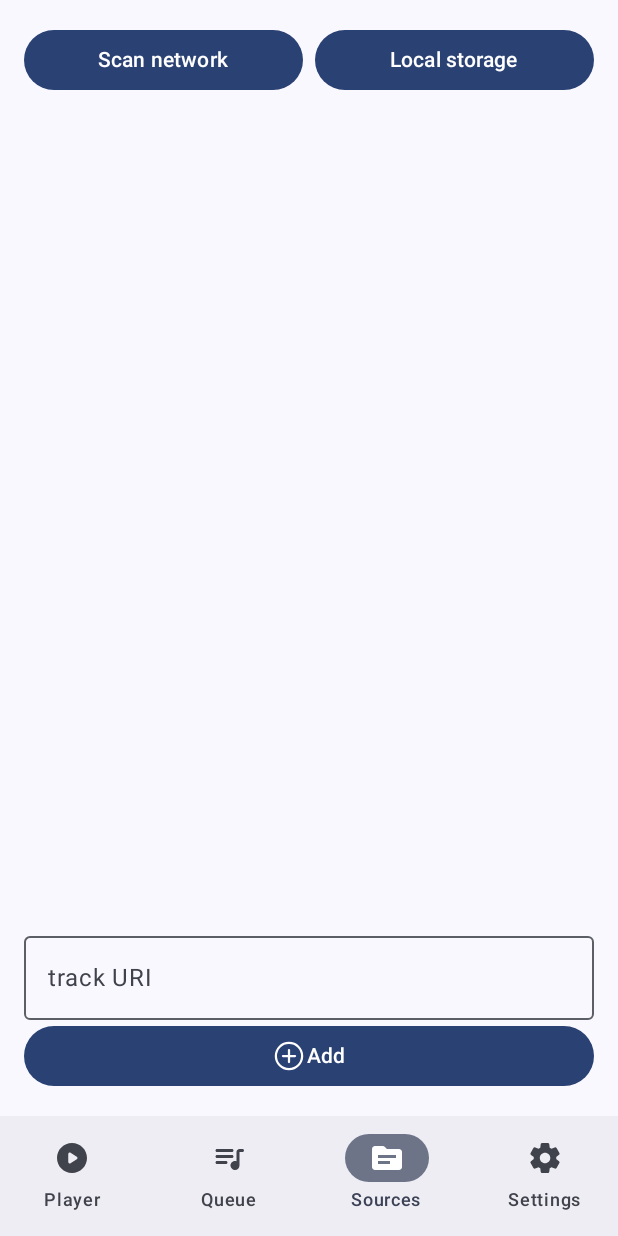
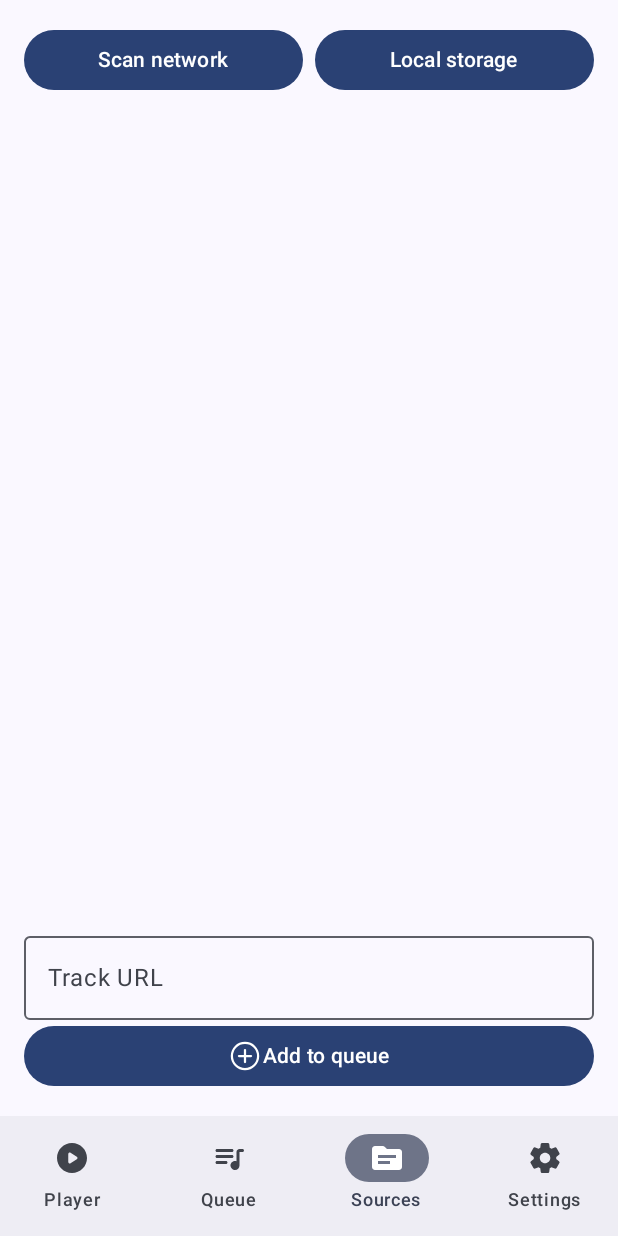
Before and after one commit to BrickerFixer/Turnable, an Android app built with Jetpack Compose: the composable Main shown on its own in the app's theme, item 3 of the bottom bar chosen, on a phone screen of 412 x 824 dp. Run offline under Robolectric (Android 15) with nearby library versions, the phone set to English and light mode, and no system bars; our stand-ins replace Dagger/Hilt's generated code, livedata-compose; 1 statement that could not run was skipped.

Commit message:
m i g r a t

```diff
--- a/app/src/main/java/com/brickerfixer/turnable/view/MainActivity.kt
+++ b/app/src/main/java/com/brickerfixer/turnable/view/MainActivity.kt
@@ -1,5 +1,6 @@
 package com.brickerfixer.turnable.view
 
+import android.content.Context
 import android.media.session.PlaybackState
 import android.os.Bundle
 import androidx.activity.compose.setContent
@@ -49,6 +50,7 @@ import androidx.compose.runtime.livedata.observeAsState
 import androidx.compose.ui.Alignment
 import androidx.compose.ui.draw.alpha
 import androidx.compose.ui.graphics.vector.ImageVector
+import androidx.compose.ui.platform.LocalContext
 import androidx.compose.ui.res.painterResource
 import androidx.compose.ui.res.stringResource
 import androidx.compose.ui.text.font.FontWeight
@@ -103,7 +105,7 @@ fun BottomNavigationBar(navController: NavController) {
         val backStackEntry by navController.currentBackStackEntryAsState()
         val currentRoute = backStackEntry?.destination?.route
 
-        NavBarItems.BarItems.forEach { navItem ->
+        NavBarItems.getBarItems(LocalContext.current).forEach { navItem ->
             NavigationBarItem(
                 selected = currentRoute == navItem.route,
                 onClick = {
@@ -126,28 +128,30 @@ fun BottomNavigationBar(navController: NavController) {
 }
 
 object NavBarItems {
-    val BarItems = listOf(
+    fun getBarItems(context: Context): List<BarItem> {
+    return listOf(
         BarItem(
-            title = "Player",
+            title = context.getString(R.string.player),
             image = Icons.Rounded.PlayCircle,
             route = "player"
         ),
         BarItem(
-            title = "Queue",
+            title = context.getString(R.string.queue),
             image = Icons.AutoMirrored.Rounded.QueueMusic,
             route = "queue"
         ),
         BarItem(
-            title = "Sources",
+            title = context.getString(R.string.sources),
             image = Icons.Rounded.Source,
             route = "sources"
         ),
         BarItem(
-            title = "Settings",
+            title = context.getString(R.string.settings),
             image = Icons.Rounded.Settings,
             route = "settings"
     )
     )
+    }
 }
 
 data class BarItem(
@@ -250,12 +254,12 @@ fun Sources(playerModel: PlayerViewModel) {
             Button(onClick = { /*TODO*/ }, modifier = Modifier
                 .fillMaxWidth(0.5f)
                 .padding(end = 4.dp)) {
-                Text(text = "Scan network")
+                Text(text = stringResource(R.string.scan))
             }
             Button(onClick = { /*TODO*/ }, modifier = Modifier
                 .fillMaxWidth()
                 .padding(start = 4.dp)) {
-                Text(text = "Local storage")
+                Text(text = stringResource(R.string.local))
             }
         }
         Column (modifier = Modifier
@@ -277,14 +281,14 @@ fun Sources(playerModel: PlayerViewModel) {
             OutlinedTextField(
                 value = text,
                 onValueChange = { text = it },
-                label = { Text("track URI") },
+                label = { Text(stringResource(R.string.track_url)) },
                 modifier = Modifier.fillMaxWidth(),
                 singleLine = true
             )
             Button(onClick = { if(text != ""){playerModel.addMediaItem(text)}
                              if (!isPlaying){playerModel.play()}}, modifier = Modifier.fillMaxWidth()) {
                 Icon(painter = painterResource(id = R.drawable.add_circle_24px), contentDescription = "Add")
-                Text(text = "Add")
+                Text(text = stringResource(id = R.string.add))
             }
         }
     }
@@ -302,7 +306,7 @@ fun Queue(playerModel: PlayerViewModel) {
     val itemCount by playerModel.mediaItemCount.observeAsState(0)
     Column(horizontalAlignment = Alignment.CenterHorizontally, modifier = Modifier.padding(horizontal = 16.dp)) {
         if (itemCount == 0){
-            Text(text = "Queue is empty!")
+            Text(text = stringResource(R.string.empty))
         } else {
             LazyColumn (modifier = Modifier.fillMaxWidth()) {
                 items(itemCount){ index ->
@@ -310,7 +314,7 @@ fun Queue(playerModel: PlayerViewModel) {
                 }
             }
             Button(onClick = { playerModel.clearMediaItems() }, modifier = Modifier.fillMaxWidth()) {
-                Text(text = "Clear all")
+                Text(text = stringResource(R.string.clear_all))
             }
         }
     }
--- a/app/src/main/res/values/strings.xml
+++ b/app/src/main/res/values/strings.xml
@@ -1,25 +1,20 @@
 <resources>
     <string name="app_name">Turnable</string>
-    <string name="error_hint">Probably it\'s because the link doesn\'t have a raw mediafile, the mediaItem has been removed to not cause issues.</string>
+    <string name="error_hint">Probably it\'s because the link doesn\'t have a raw mediafile.</string>
     <string name="error">Playback error!</string>
     <string name="unknown_track">Unknown Track</string>
     <string name="unknown_artist">Unknown Artist</string>
     <string name="hint">Please, add tracks through sources tab at the bottom</string>
     <string name="noplay">No tracks playing</string>
     <string name="add">Add to queue</string>
-    <string name="media_link">Link of media item</string>
-    <string name="storagebt">Add from storage…</string>
-    <string name="channel_name">Player notification</string>
-    <string name="channel_desc">Shows a miniature player in a notification shade</string>
-    <string name="resume_tip">Resuming playback… (BETA! ONLY WORKS WITH WEB URIS!)</string>
-    <string name="added_tip">Added track to queue…</string>
-    <string name="starting_tip">Added track, starting playback…</string>
-    <string name="err_db_tip">Removed everything from persistent db</string>
-    <string name="NullPointerErr">Unexpected Failure (NullPointerException)</string>
-    <string name="tip_remove">Removed current mediaItem</string>
-    <string name="removeexacttrack">"Removed track number "</string>
-    <string name="remove_everything">Remove everything</string>
-    <string name="rm_hint_everything">Removed everything</string>
-    <string name="picks">Try these hottest picks!</string>
-    <string name="add_short">add</string>
+    <string name="add_short">Add</string>
+    <string name="scan">Scan network</string>
+    <string name="local">Local storage</string>
+    <string name="clear_all">Clear all</string>
+    <string name="empty">Queue is empty!</string>
+    <string name="track_url">Track URL</string>
+    <string name="player">Player</string>
+    <string name="queue">Queue</string>
+    <string name="sources">Sources</string>
+    <string name="settings">Settings</string>
 </resources>
```
Also changed, not shown: 1 other file.
